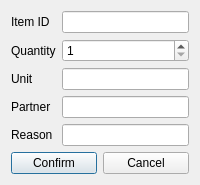
Hyunseung-Nam/Micro_ERP, file src/ui/dialogs/order_dialog.ui: the form before one commit.
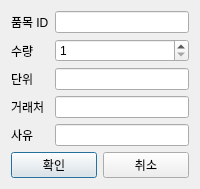
The form after the commit.

Diff of the .ui file:
```diff
--- a/src/ui/dialogs/order_dialog.ui
+++ b/src/ui/dialogs/order_dialog.ui
@@ -11,7 +11,7 @@
      <item row="0" column="0">
       <widget class="QLabel" name="itemIdLabel">
        <property name="text">
-        <string>Item ID</string>
+        <string>품목 ID</string>
        </property>
       </widget>
      </item>
@@ -21,7 +21,7 @@
      <item row="1" column="0">
       <widget class="QLabel" name="quantityLabel">
        <property name="text">
-        <string>Quantity</string>
+        <string>수량</string>
        </property>
       </widget>
      </item>
@@ -38,7 +38,7 @@
      <item row="2" column="0">
       <widget class="QLabel" name="unitLabel">
        <property name="text">
-        <string>Unit</string>
+        <string>단위</string>
        </property>
       </widget>
      </item>
@@ -48,7 +48,7 @@
      <item row="3" column="0">
       <widget class="QLabel" name="partnerLabel">
        <property name="text">
-        <string>Partner</string>
+        <string>거래처</string>
        </property>
       </widget>
      </item>
@@ -58,7 +58,7 @@
      <item row="4" column="0">
       <widget class="QLabel" name="reasonLabel">
        <property name="text">
-        <string>Reason</string>
+        <string>사유</string>
        </property>
       </widget>
      </item>
@@ -72,14 +72,14 @@
      <item>
       <widget class="QPushButton" name="confirmButton">
        <property name="text">
-        <string>Confirm</string>
+        <string>확인</string>
        </property>
       </widget>
      </item>
      <item>
       <widget class="QPushButton" name="cancelButton">
        <property name="text">
-        <string>Cancel</string>
+        <string>취소</string>
        </property>
       </widget>
      </item>
```
Left out of the diff: 2 changed lines with no effect on the pictures.
